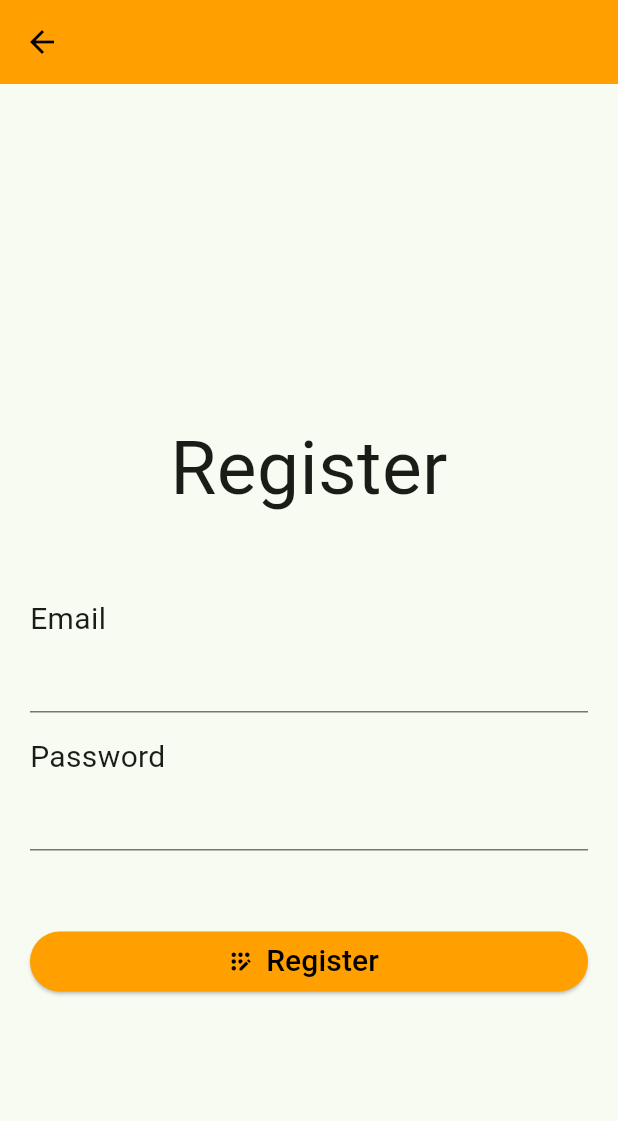
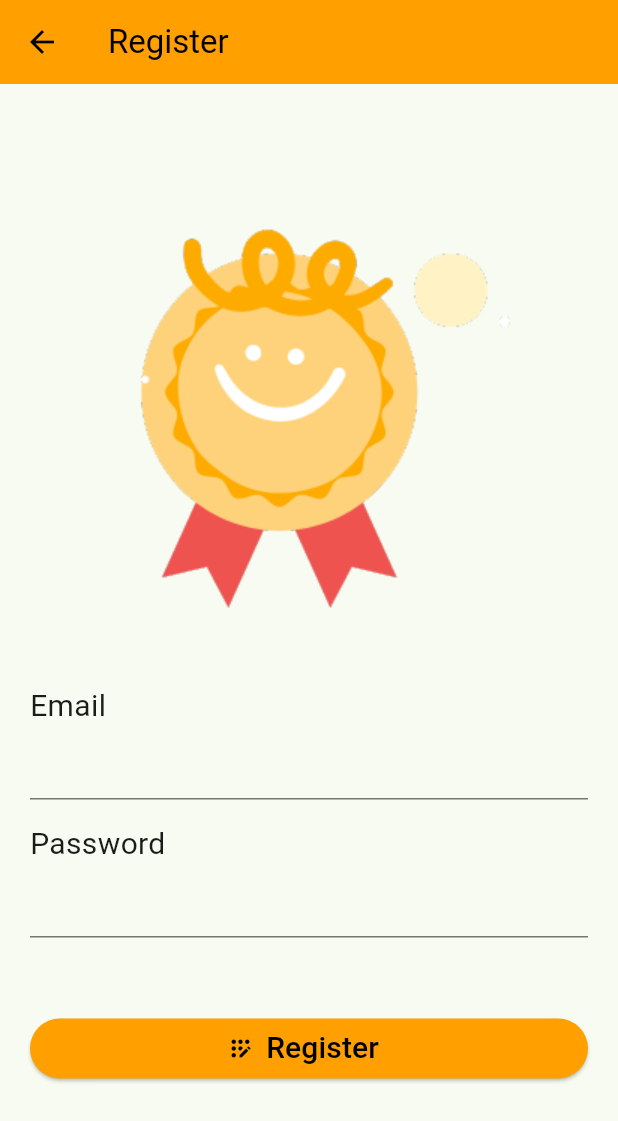
Before and after one commit to project-mobileapp/project-mobile, a Flutter app: the RegisterScreen screen opened directly, on a phone screen of 412 x 824 dp. Shown: the top 1121 px of the screen. Run offline on Flutter 3.47's test engine with Material 3 defaults, Android fonts, the light colour scheme and no system bars; our stand-ins replace cloud_firestore, firebase_auth, firebase_core, fluttertoast, form_field_validator, qr_flutter and 2 more; accounts and stored records are empty.

Commit message:
add logo & edit title

```diff
--- a/lib/screen/register.dart
+++ b/lib/screen/register.dart
@@ -39,7 +39,7 @@ class _RegisterScreenState extends State<RegisterScreen> {
           if (snapshot.connectionState == ConnectionState.done) {
             return Scaffold(
                 appBar: AppBar(
-                  title: Text(''),
+                  title: Text('Register'),
                   backgroundColor: Colors.amber[700],
                   foregroundColor: Colors.black,
                 ),
@@ -51,15 +51,12 @@ class _RegisterScreenState extends State<RegisterScreen> {
                         child: Column(
                           crossAxisAlignment: CrossAxisAlignment.start,
                           children: [
-                            SizedBox(height: 200),
-                            Center(
-                              child: Text(
-                                'Register',
-                                style: TextStyle(fontSize: 50),
-                                textAlign: TextAlign.center,
-                              ),
+                            SizedBox(height: 30),
+                            Image.asset(
+                              'images/1.jpg', // แก้ไขพาธตามไฟล์ที่ใช้งาน
+                              width: 350,
+                              height: 350,
                             ),
-                            SizedBox(height: 50),
                             Text('Email', style: TextStyle(fontSize: 20)),
                             TextFormField(
                               validator: MultiValidator([
```
Also changed, not shown: lib/screen/goal_tracking.dart (+0 -7 lines), lib/screen/login.dart (+7 -9 lines), images/1.jpg (added).
